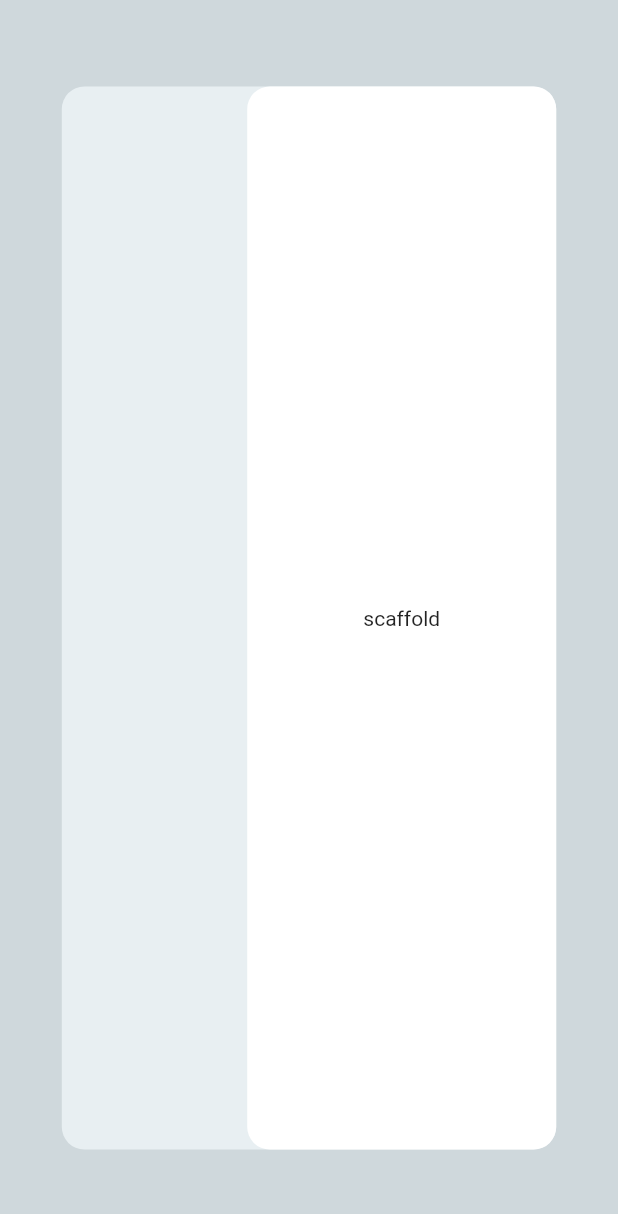
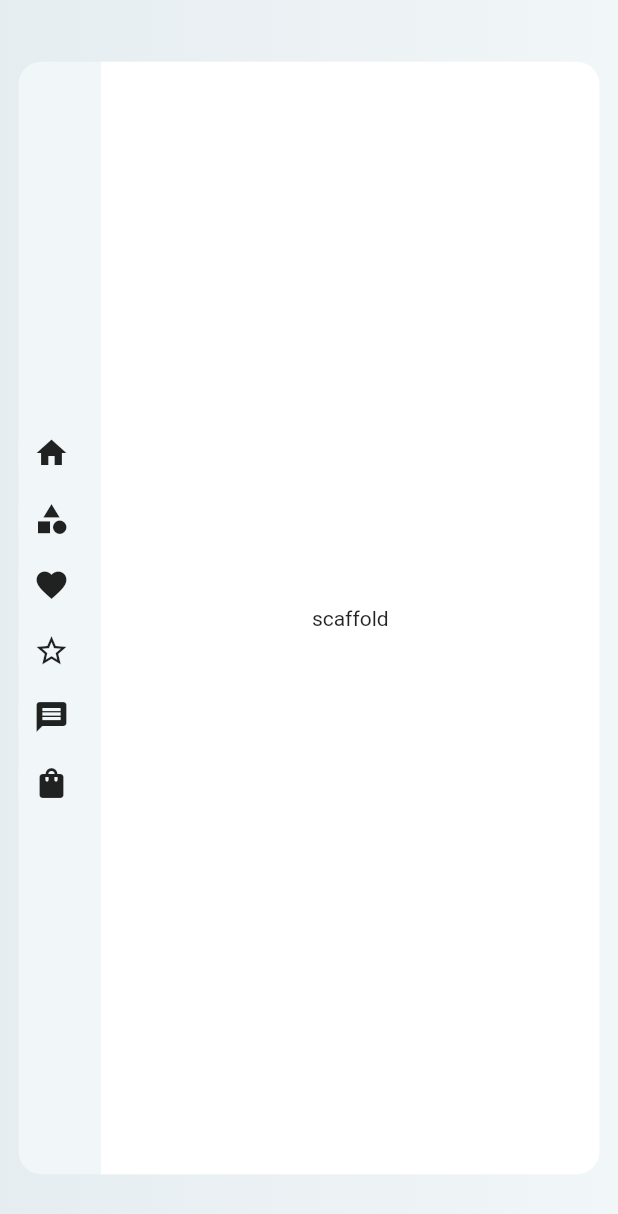
Before and after one commit to tatkaciran/wishler, a Flutter app: the screen it shows after launch, on a phone screen of 412 x 824 dp. Shown: the top 1214 px of the screen. Run offline on Flutter 3.47's test engine with Material 2 defaults, Android fonts, the phone set to English and light mode, and no system bars.

Commit message:
last commit

```diff
--- a/lib/wishler.dart
+++ b/lib/wishler.dart
@@ -8,9 +8,7 @@ class Wishler extends StatelessWidget {
   Widget build(BuildContext context) {
     return MaterialApp(
       title: 'Flutter Demo',
-      theme: ThemeData(
-        primarySwatch: Colors.blue,
-      ),
+      theme: ThemeData(),
       home: const WishlerScaffold(),
     );
   }
--- a/lib/wishler_scaffold.dart
+++ b/lib/wishler_scaffold.dart
@@ -7,20 +7,114 @@ class WishlerScaffold extends StatelessWidget {
   @override
   Widget build(BuildContext context) {
     return Scaffold(
-      backgroundColor: Colors.blueGrey.shade100,
-      body: Padding(
+      body: ScaffoldDecoratedBox(
+        decoration: const BoxDecoration(
+          gradient: LinearGradient(
+            colors: [
+              Color.fromARGB(255, 230, 237, 240),
+              Color.fromARGB(255, 241, 246, 248),
+            ],
+            begin: Alignment.centerLeft,
+            end: Alignment.centerRight,
+          ),
+        ),
+        child: Padding(
           padding: EdgeInsets.symmetric(
-          vertical: context.screenHeight.percent(7),
-          horizontal: context.screenHeight.percent(5),
+            vertical: context.screenHeight.percent(5),
+            horizontal: context.screenWidth.percent(3),
           ),
+          child: Stack(
+            children: [
+              ScaffoldDecoratedBox(
+                child: Padding(
+                  padding: const EdgeInsets.only(left: 55),
                   child: ScaffoldDecoratedBox(
-          child: Padding(
-            padding: EdgeInsets.only(left: context.screenHeight.percent(15)),
-            child: ScaffoldDecoratedBox(
+                    decoration: const BoxDecoration(
                       color: Colors.white,
+                      borderRadius: BorderRadius.only(
+                        bottomRight: Radius.circular(15),
+                        topRight: Radius.circular(15),
+                      ),
+                    ),
                     child: const Center(
                       child: Text('scaffold'),
                     ),
+                  ),
+                ),
+              ),
+              Column(
+                mainAxisAlignment: MainAxisAlignment.start,
+                crossAxisAlignment: CrossAxisAlignment.start,
+                children: const [
+                  Spacer(),
+                  ExpandableTab(icon: Icons.home, label: 'Home'),
+                  ExpandableTab(icon: Icons.category, label: 'Categories'),
+                  ExpandableTab(icon: Icons.favorite, label: 'favorites'),
+                  ExpandableTab(icon: Icons.star_border, label: 'New Arrivals'),
+                  ExpandableTab(icon: Icons.message, label: 'Messages'),
+                  ExpandableTab(icon: Icons.shopping_bag, label: 'Cart'),
+                  Spacer(),
+                ],
+              ),
+            ],
+          ),
+        ),
+      ),
+    );
+  }
+}
+
+class ExpandableTab extends StatefulWidget {
+  final IconData icon;
+  final String label;
+  const ExpandableTab({Key? key, required this.icon, required this.label})
+      : super(key: key);
+
+  @override
+  State<ExpandableTab> createState() => _ExpandableTabState();
+}
+
+class _ExpandableTabState extends State<ExpandableTab> {
+  bool isExpanded = false;
+  @override
+  Widget build(BuildContext context) {
+    const Duration duration = Duration(milliseconds: 180);
+    return MouseRegion(
+      onEnter: (event) {
+        setState(() {
+          isExpanded = true;
+        });
+        print('onEnter');
+      },
+      onExit: (event) {
+        setState(() {
+          isExpanded = false;
+        });
+        print('onExit');
+      },
+      child: ScaffoldDecoratedBox(
+        child: Padding(
+          padding: const EdgeInsets.all(10.0),
+          child: SingleChildScrollView(
+            scrollDirection: Axis.horizontal,
+            child: Row(
+              children: [
+                AnimatedCrossFade(
+                    firstChild: Icon(widget.icon),
+                    secondChild: Icon(widget.icon),
+                    crossFadeState: !isExpanded
+                        ? CrossFadeState.showFirst
+                        : CrossFadeState.showSecond,
+                    duration: duration),
+                SizedBox(width: 10),
+                AnimatedCrossFade(
+                    firstChild: const SizedBox.shrink(),
+                    secondChild: Text(widget.label),
+                    crossFadeState: !isExpanded
+                        ? CrossFadeState.showFirst
+                        : CrossFadeState.showSecond,
+                    duration: duration),
+              ],
             ),
           ),
         ),
@@ -32,12 +126,14 @@ class WishlerScaffold extends StatelessWidget {
 class ScaffoldDecoratedBox extends DecoratedBox {
   ScaffoldDecoratedBox({
     required super.child,
+    Decoration? decoration,
     super.key,
     Color? color,
     double? radius,
   }) : super(
-          decoration: BoxDecoration(
-            color: color ?? Color.fromARGB(255, 232, 239, 242),
+          decoration: decoration ??
+              BoxDecoration(
+                color: color ?? const Color.fromARGB(255, 241, 246, 248),
                 borderRadius: BorderRadius.circular(radius ?? 15),
               ),
         );
```
Also changed, not shown: pubspec.lock. Lines whose indentation alone changed are shown as unchanged.
